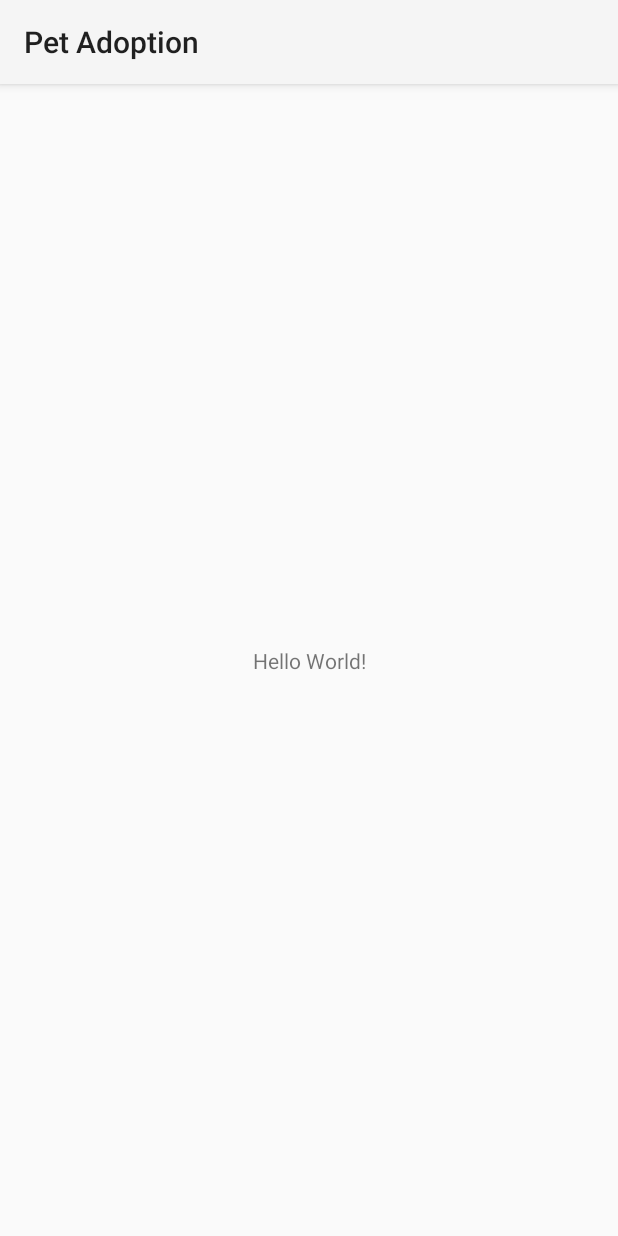
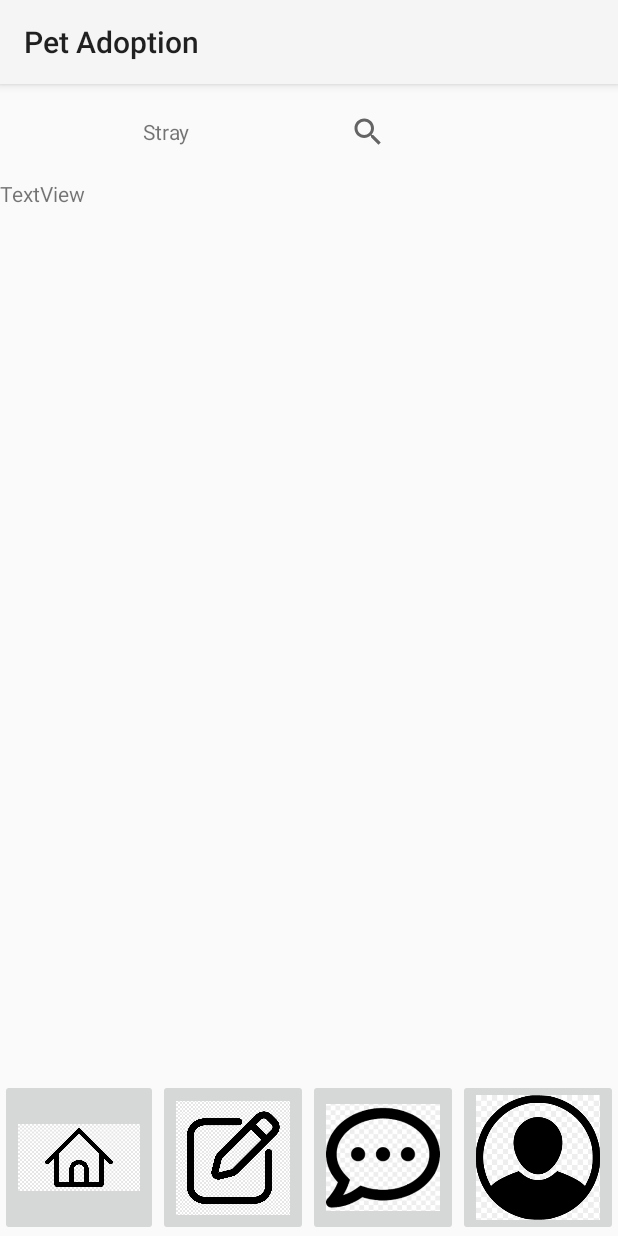
Before and after one commit to ET0530/Pet_Adoption, an Android app: the screen it shows after launch (MainActivity), on a phone screen of 412 x 824 dp. Run offline under Robolectric (Android 15) with nearby library versions, the phone set to English and light mode, and no system bars.

Commit message:
Pet Adoption App

```diff
--- a/app/src/main/res/layout/activity_main.xml
+++ b/app/src/main/res/layout/activity_main.xml
@@ -1,18 +1,82 @@
 <?xml version="1.0" encoding="utf-8"?>
-<androidx.constraintlayout.widget.ConstraintLayout xmlns:android="http://schemas.android.com/apk/res/android"
+<LinearLayout xmlns:android="http://schemas.android.com/apk/res/android"
     xmlns:app="http://schemas.android.com/apk/res-auto"
     xmlns:tools="http://schemas.android.com/tools"
     android:layout_width="match_parent"
     android:layout_height="match_parent"
+    android:orientation="vertical"
     tools:context=".MainActivity">
 
-    <TextView
-        android:layout_width="wrap_content"
-        android:layout_height="wrap_content"
-        android:text="Hello World!"
-        app:layout_constraintBottom_toBottomOf="parent"
-        app:layout_constraintEnd_toEndOf="parent"
-        app:layout_constraintStart_toStartOf="parent"
-        app:layout_constraintTop_toTopOf="parent" />
+    <LinearLayout
+        android:layout_width="match_parent"
+        android:layout_height="63dp"
+        android:orientation="horizontal">
 
-</androidx.constraintlayout.widget.ConstraintLayout>
+        <TextView
+            android:id="@+id/textView2"
+            android:layout_width="221dp"
+            android:layout_height="63dp"
+            android:gravity="center"
+            android:text="Stray" />
+
+        <SearchView
+            android:layout_width="match_parent"
+            android:layout_height="match_parent" />
+    </LinearLayout>
+
+    <ScrollView
+        android:layout_width="match_parent"
+        android:layout_height="600dp">
+
+        <LinearLayout
+            android:layout_width="match_parent"
+            android:layout_height="wrap_content"
+            android:orientation="vertical">
+
+            <TextView
+                android:id="@+id/textView3"
+                android:layout_width="match_parent"
+                android:layout_height="wrap_content"
+                android:text="TextView" />
+        </LinearLayout>
+    </ScrollView>
+
+    <LinearLayout
+        android:layout_width="match_parent"
+        android:layout_height="match_parent"
+        android:orientation="horizontal">
+
+        <ImageButton
+            android:id="@+id/imageButton"
+            android:layout_width="105dp"
+            android:layout_height="wrap_content"
+            android:contentDescription="HomePage"
+            android:scaleType="fitCenter"
+            android:src="@drawable/home" />
+
+        <ImageButton
+            android:id="@+id/imageButton2"
+            android:layout_width="100dp"
+            android:layout_height="wrap_content"
+            android:contentDescription="WriteANewPost"
+            android:scaleType="fitCenter"
+            android:src="@drawable/write_post" />
+
+        <ImageButton
+            android:id="@+id/imageButton3"
+            android:layout_width="100dp"
+            android:layout_height="wrap_content"
+            android:contentDescription="Comment with others"
+            android:scaleType="fitCenter"
+            android:src="@drawable/comment" />
+
+        <ImageButton
+            android:id="@+id/imageButton4"
+            android:layout_width="match_parent"
+            android:layout_height="wrap_content"
+            android:contentDescription="UserProfile"
+            android:scaleType="fitCenter"
+            android:src="@drawable/user_profile" />
+    </LinearLayout>
+
+</LinearLayout>
```
Also changed, not shown: app/src/main/res/drawable/comment.png (added), app/src/main/res/drawable/home.png (added), app/src/main/res/drawable/user_profile.png (added), app/src/main/res/drawable/write_post.png (added).
